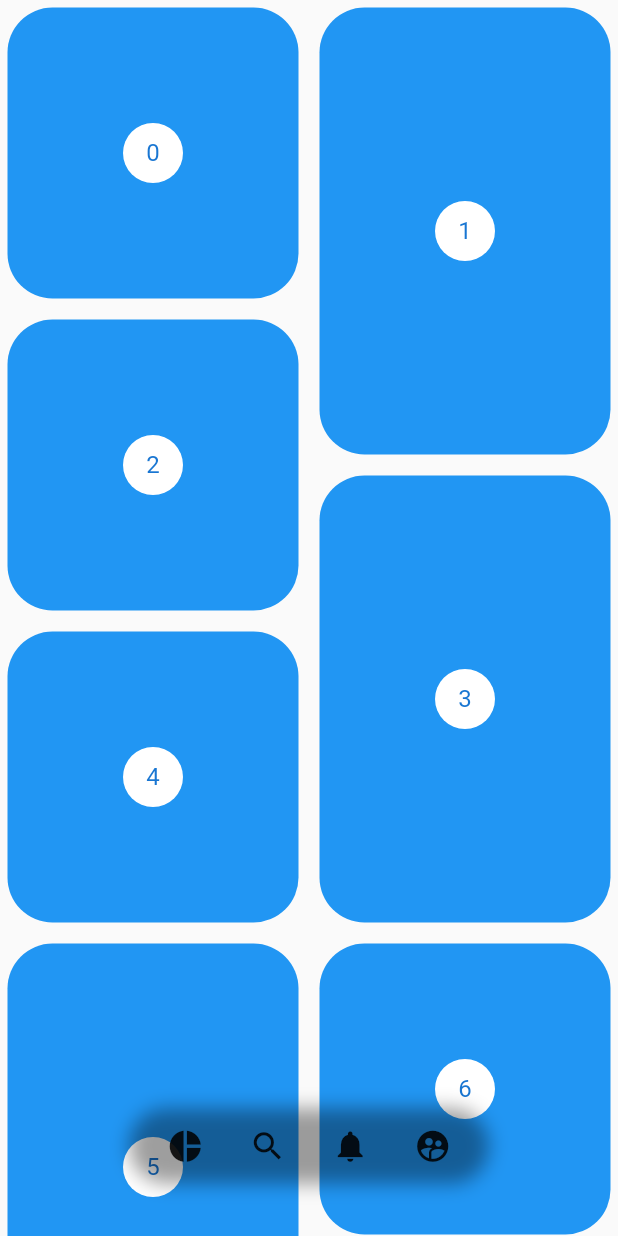
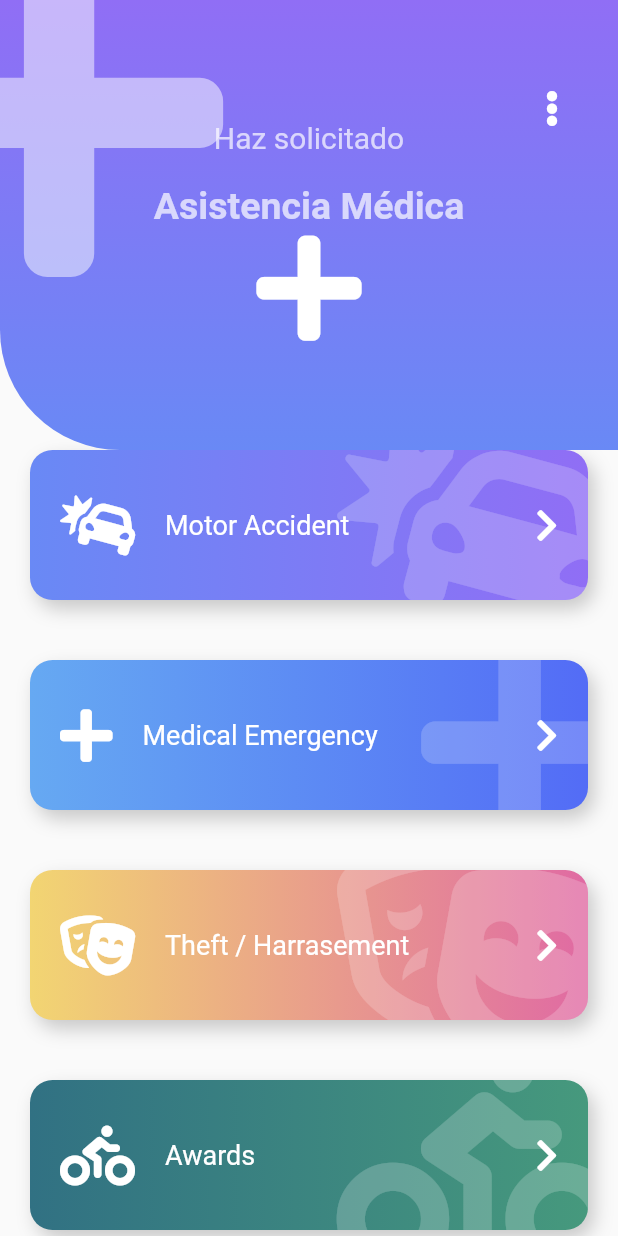
Before and after one commit to KitanoR/dise-os_flutter, a Flutter app: the screen it shows after launch, on a phone screen of 412 x 824 dp. Run offline on Flutter 3.47's test engine with Material 2 defaults, Android fonts, the phone set to English and light mode, and no system bars; our stand-ins replace animate_do, flutter_svg, font_awesome_flutter.

Commit message:
Vista de emergency app

```diff
--- a/lib/main.dart
+++ b/lib/main.dart
@@ -1,5 +1,6 @@
 import 'package:disenios/src/Retos/cuadrado_animado_page.dart';
 import 'package:disenios/src/pages/animaciones_page.dart';
+import 'package:disenios/src/pages/emergency_page.dart';
 import 'package:disenios/src/pages/graficas_circulares_page.dart';
 import 'package:disenios/src/pages/headers_page.dart';
 import 'package:disenios/src/pages/pinterest_page.dart';
@@ -15,7 +16,7 @@ class MyApp extends StatelessWidget {
       title: 'Diseños flutter',
       debugShowCheckedModeBanner: false,
 
-      home: PinterestPage()
+      home: EmergencyPage()
     );
   }
 }
--- /dev/null
+++ b/lib/src/pages/emergency_page.dart
@@ -0,0 +1,117 @@
+import 'package:disenios/src/widgets/boton_gordo.dart';
+import 'package:disenios/src/widgets/headers.dart';
+import 'package:flutter/material.dart';
+import 'package:font_awesome_flutter/font_awesome_flutter.dart';
+import 'package:animate_do/animate_do.dart';
+
+class ItemBoton {
+
+  final IconData icon;
+  final String texto;
+  final Color color1;
+  final Color color2;
+
+  ItemBoton( this.icon, this.texto, this.color1, this.color2 );
+}
+
+
+
+class EmergencyPage extends StatelessWidget {
+
+  @override
+  Widget build(BuildContext context) {
+     final items = <ItemBoton>[
+        new ItemBoton( FontAwesomeIcons.carCrash, 'Motor Accident', Color(0xff6989F5), Color(0xff906EF5) ),
+        new ItemBoton( FontAwesomeIcons.plus, 'Medical Emergency', Color(0xff66A9F2), Color(0xff536CF6) ),
+        new ItemBoton( FontAwesomeIcons.theaterMasks, 'Theft / Harrasement', Color(0xffF2D572), Color(0xffE06AA3) ),
+        new ItemBoton( FontAwesomeIcons.biking, 'Awards', Color(0xff317183), Color(0xff46997D) ),
+        new ItemBoton( FontAwesomeIcons.carCrash, 'Motor Accident', Color(0xff6989F5), Color(0xff906EF5) ),
+        new ItemBoton( FontAwesomeIcons.plus, 'Medical Emergency', Color(0xff66A9F2), Color(0xff536CF6) ),
+        new ItemBoton( FontAwesomeIcons.theaterMasks, 'Theft / Harrasement', Color(0xffF2D572), Color(0xffE06AA3) ),
+        new ItemBoton( FontAwesomeIcons.biking, 'Awards', Color(0xff317183), Color(0xff46997D) ),
+        new ItemBoton( FontAwesomeIcons.carCrash, 'Motor Accident', Color(0xff6989F5), Color(0xff906EF5) ),
+        new ItemBoton( FontAwesomeIcons.plus, 'Medical Emergency', Color(0xff66A9F2), Color(0xff536CF6) ),
+        new ItemBoton( FontAwesomeIcons.theaterMasks, 'Theft / Harrasement', Color(0xffF2D572), Color(0xffE06AA3) ),
+        new ItemBoton( FontAwesomeIcons.biking, 'Awards', Color(0xff317183), Color(0xff46997D) ),
+      ];
+
+    List<Widget> itemMap = List.generate(items.length, (i) {
+      return FadeInLeft(
+          duration: Duration(milliseconds: 250),
+          child: BotonGordo(
+            onPress: (){print('hola');},
+            texto: items[i].texto,
+            color1: items[i].color1,
+            color2: items[i].color2,
+            icon: items[i].icon,
+          ),
+      );
+    });
+    return Scaffold(
+      body: Stack(
+        children: <Widget>[
+          Container(
+            margin: EdgeInsets.only(top: 200),
+            child: ListView(
+              physics: BouncingScrollPhysics(),
+              children: <Widget>[
+                SizedBox(height: 80,),
+                ...itemMap
+              ],
+            ),
+          ),
+          _PageHeader()
+        ],
+      )
+
+   );
+  }
+}
+
+class BotonGordoTemp extends StatelessWidget {
+  const BotonGordoTemp({
+    Key key,
+  }) : super(key: key);
+
+  @override
+  Widget build(BuildContext context) {
+    return BotonGordo(
+      onPress: (){print('hola');},
+      texto: "Motor Accident",
+      color1: Color(0xFF6989F5),
+      color2: Color(0xFF906EF5),
+      icon: FontAwesomeIcons.carCrash,
+    );
+  }
+}
+
+class _PageHeader extends StatelessWidget {
+
+  @override
+  Widget build(BuildContext context) {
+    return Stack(
+      children: <Widget>[
+        HeaderIcon(
+            icon: FontAwesomeIcons.plus,
+            titulo: "Asistencia Médica",
+            subtitulo: "Haz solicitado",
+            color2: Color(0xff6989F5),
+            color1: Color(0xff906EF5),
+        ),
+        Positioned(
+          right: 0,
+          top: 45,
+          child: RawMaterialButton(
+            onPressed: (){},
+            shape: CircleBorder(),
+            padding: EdgeInsets.all(15.0),
+            child: FaIcon(
+              FontAwesomeIcons.ellipsisV,
+              color: Colors.white,
+            ),
+          ),
+        )
+      ],
+    );
+  }
+}
--- /dev/null
+++ b/lib/src/widgets/boton_gordo.dart
@@ -0,0 +1,116 @@
+import 'package:flutter/material.dart';
+import 'package:font_awesome_flutter/font_awesome_flutter.dart';
+
+class BotonGordo extends StatelessWidget {
+  final IconData icon;
+  final String texto;
+  final Color color1;
+  final Color color2;
+  final Function onPress;
+
+  const BotonGordo({
+    this.icon = FontAwesomeIcons.carCrash,
+    this.texto = "Motor Accident",
+    this.color1 = Colors.grey,
+    this.color2 = Colors.blueGrey,
+    @required this.onPress
+  });
+
+
+  @override
+  Widget build(BuildContext context) {
+    return GestureDetector(
+      onTap: this.onPress,
+      child: Stack(
+        children: <Widget>[
+          _BotonGordoBackground(icon, color1, color2),
+          Row(
+            mainAxisAlignment: MainAxisAlignment.center,
+            children: <Widget>[
+              SizedBox(
+                height: 140,
+                width: 40,
+              ),
+              FaIcon(
+                icon,
+                color: Colors.white,
+                size: 40,
+              ),
+              SizedBox(
+                width: 20,
+              ),
+              Expanded(
+                child: Text(
+                  texto,
+                  style: TextStyle(
+                    color: Colors.white,
+                    fontSize: 18
+                  ),
+                ),
+              ),
+              FaIcon(
+                FontAwesomeIcons.chevronRight,
+                color: Colors.white
+              ),
+              SizedBox(width: 40,),
+
+            ],
+          )
+        ],
+      ),
+    );
+  }
+}
+
+class _BotonGordoBackground extends StatelessWidget {
+  final IconData icono;
+  final Color color1;
+  final Color color2;
+
+  _BotonGordoBackground(this.icono, this.color1, this.color2);
+
+  @override
+  Widget build(BuildContext context) {
+    return Container(
+      child: ClipRRect(
+          borderRadius: BorderRadius.circular(15),
+          child: Stack(
+           children: <Widget>[
+             Positioned(
+               right: -20,
+               top: -20,
+               child: FaIcon(
+                 icono,
+                 size: 150,
+                 color: Colors.white.withOpacity(0.2),
+               ),
+             )
+           ],
+        ),
+      ),
+
+
+      margin: EdgeInsets.all(20),
+      width: double.infinity,
+      height: 100,
+      decoration: BoxDecoration(
+        borderRadius: BorderRadius.circular(15),
+        boxShadow: <BoxShadow> [
+          BoxShadow(
+            color: Colors.black.withOpacity(0.2),
+            offset: Offset(4,6),
+            blurRadius: 10
+          ),
+
+        ],
+        gradient: LinearGradient(
+          colors: <Color> [
+            color1,
+            color2,
+          ]
+        )
+
+      ),
+    );
+  }
+}
--- a/lib/src/widgets/headers.dart
+++ b/lib/src/widgets/headers.dart
@@ -1,4 +1,7 @@
+import 'dart:ui';
+
 import 'package:flutter/material.dart';
+import 'package:font_awesome_flutter/font_awesome_flutter.dart';
 
 class HeaderCuadrado extends StatelessWidget {
   @override
@@ -254,3 +257,93 @@ class _HeaderWavePainter extends CustomPainter {
   }
 
 }
+
+
+class HeaderIcon extends StatelessWidget {
+  final IconData icon;
+  final String titulo;
+  final String subtitulo;
+  final Color color1;
+  final Color color2;
+
+  final Color colorBlanco = Colors.white.withOpacity(0.7);
+
+  HeaderIcon({
+    @required this.icon,
+    @required this.titulo,
+    @required this.subtitulo,
+    this.color1 = Colors.grey,
+    this.color2 =  Colors.blueGrey
+    });
+
+  @override
+  Widget build(BuildContext context) {
+    return Stack(
+      children: <Widget>[
+        _IconHeaderBackground(color1, color2),
+        Positioned(
+          top: -50.0,
+          left: -70.0,
+          child: FaIcon(
+            icon,
+            size: 250,
+            color: Colors.white.withOpacity(0.5),
+          ),
+        ),
+        Column(
+          children: <Widget>[
+            SizedBox(height: 80, width: double.infinity),
+            Text(
+              subtitulo,
+              style: TextStyle(
+                fontSize: 20,
+                color: colorBlanco
+              ),
+            ),
+            SizedBox(height: 20,),
+            Text(
+              titulo,
+              style: TextStyle(
+                fontSize: 25,
+                color: colorBlanco,
+                fontWeight: FontWeight.bold
+              ),
+            ),
+            FaIcon(
+              icon,
+              size: 80,
+              color: Colors.white,
+            ),
+          ],
+        )
+      ],
+    );
+  }
+}
+
+class _IconHeaderBackground extends StatelessWidget {
+
+  final Color color1;
+  final Color color2;
+
+  _IconHeaderBackground(this.color1, this.color2);
+
+  @override
+  Widget build(BuildContext context) {
+    return Container(
+      width: double.infinity,
+      height: 300,
+      decoration: BoxDecoration(
+        borderRadius: BorderRadius.only(bottomLeft: Radius.circular(80)),
+        gradient: LinearGradient(
+          begin: Alignment.topCenter,
+          end: Alignment.bottomCenter,
+          colors: <Color> [
+            color1,
+            color2
+          ]
+        )
+      ),
+    );
+  }
+}
--- a/pubspec.yaml
+++ b/pubspec.yaml
@@ -26,6 +26,8 @@ dependencies:
   flutter_svg: ^0.17.3+1
   provider: ^4.0.4
   flutter_staggered_grid_view: ^0.3.0
+  font_awesome_flutter: ^8.8.1
+  animate_do: ^1.6.3
 
 dev_dependencies:
   flutter_test:
```
Also changed, not shown: pubspec.lock, 2 other files.
